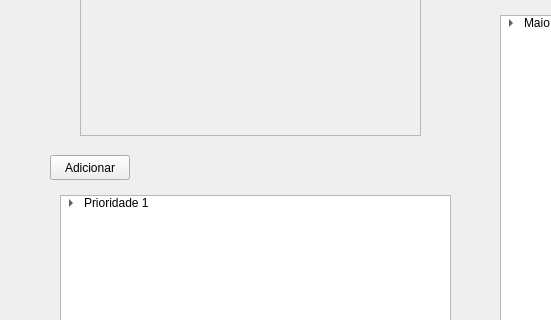
First picture: the form in ui/main.ui, repository vazerick/planejamento, before the edit; both pictures show x 0 to 551 and y 105 to 425 of the 933 by 678 pixel window.
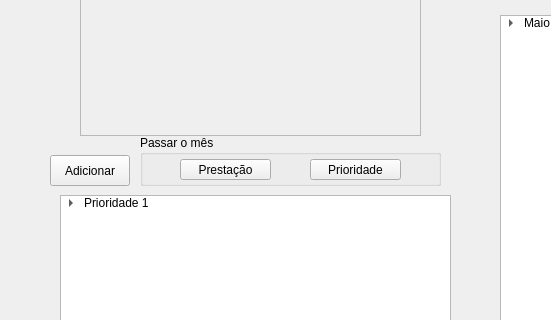
Second picture: the form after the edit. The open tabs and pages were chosen to show the change.

Commit message: Módulos de passagem de tempo

Diff of the .ui file:
```diff
--- a/ui/main.ui
+++ b/ui/main.ui
@@ -547,7 +547,7 @@
       <x>50</x>
       <y>260</y>
       <width>80</width>
-      <height>25</height>
+      <height>31</height>
      </rect>
     </property>
     <property name="text">
@@ -798,6 +798,45 @@
      </item>
     </item>
    </widget>
+   <widget class="QGroupBox" name="groupBox">
+    <property name="geometry">
+     <rect>
+      <x>140</x>
+      <y>240</y>
+      <width>301</width>
+      <height>51</height>
+     </rect>
+    </property>
+    <property name="title">
+     <string>Passar o mês</string>
+    </property>
+    <widget class="QPushButton" name="buttonTempo">
+     <property name="geometry">
+      <rect>
+       <x>40</x>
+       <y>24</y>
+       <width>91</width>
+       <height>21</height>
+      </rect>
+     </property>
+     <property name="text">
+      <string>Prestação</string>
+     </property>
+    </widget>
+    <widget class="QPushButton" name="buttonTempoPrioridade">
+     <property name="geometry">
+      <rect>
+       <x>170</x>
+       <y>24</y>
+       <width>91</width>
+       <height>21</height>
+      </rect>
+     </property>
+     <property name="text">
+      <string>Prioridade</string>
+     </property>
+    </widget>
+   </widget>
   </widget>
   <widget class="QStatusBar" name="statusbar"/>
  </widget>
```
Left out of the diff: 5 changed lines with no effect on the pictures. The commit also changes 8 other files.
